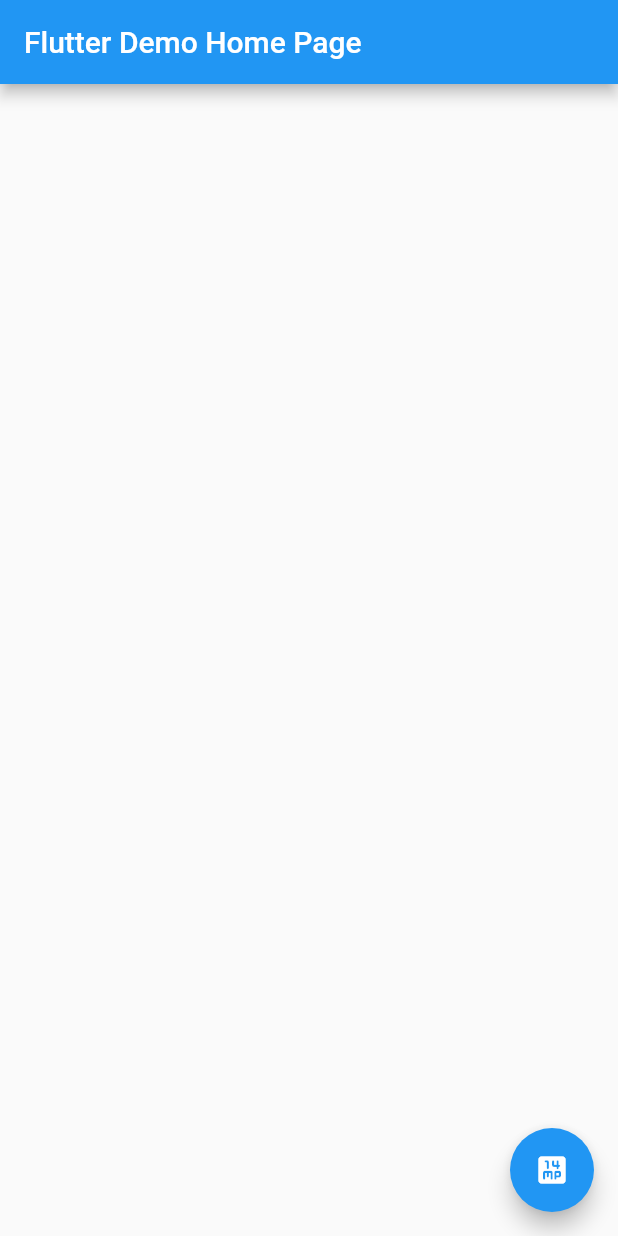
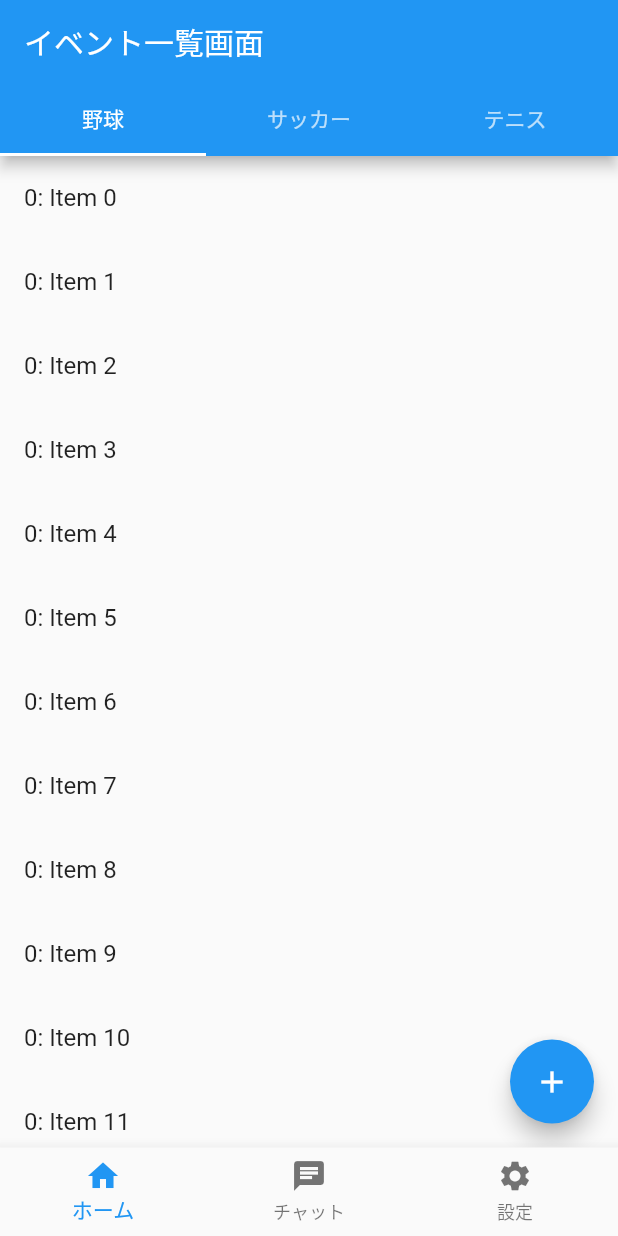
Before and after one commit to enpitut2022/Weeee, a Flutter app: the eventAddPage screen opened directly, after a tap on "リスト追加", on a phone screen of 412 x 824 dp. Run offline on Flutter 3.47's test engine with Material 2 defaults, Android fonts, the phone set to English and light mode, and no system bars; our stand-ins replace firebase_core; accounts and stored records are empty.

Commit message:
error naosite yonedaann

```diff
--- /dev/null
+++ b/lib/chat.dart
@@ -0,0 +1,16 @@
+import 'package:flutter/material.dart';
+
+class Chat extends StatelessWidget{
+  const Chat({Key? key}) : super(key: key);
+
+  @override
+  Widget build(BuildContext context) {
+    return Scaffold(
+      appBar: AppBar(
+        title: const Text('チャット'),
+      ),
+      body: const Center(
+          child: Text('チャット画面', style: TextStyle(fontSize: 32.0))),
+    );
+  }
+}
--- /dev/null
+++ b/lib/home.dart
@@ -0,0 +1,226 @@
+import 'package:enpit_weee/event_detail.dart';
+import 'package:flutter/material.dart';
+import 'package:enpit_weee/chat.dart';
+
+class Home extends StatefulWidget {
+  const Home({super.key});
+
+  @override
+  State<Home> createState() => _HomeState();
+}
+
+class _HomeState extends State<Home> {
+  List<List<String>> todoList = [];
+  @override
+  Widget build(BuildContext context) {
+    return DefaultTabController(
+      initialIndex: 0,
+      length: 3,
+      child: Scaffold(
+          appBar: AppBar(
+            title: const Text('イベント一覧画面'),
+            bottom: const TabBar(
+              tabs: <Widget>[
+                Tab(text: '野球'),
+                Tab(text: 'サッカー'),
+                Tab(text: 'テニス'),
+              ],
+            ),
+          ),
+          body: TabBarView(
+            children: <Widget>[
+            _TabPage(key: PageStorageKey(0), tab: 0),
+            _TabPage(key: PageStorageKey(1), tab: 1),
+            ],
+          ),
+          // appBar: AppBar(
+          //   title: Text('イベント一覧画面'),
+          // ),
+          // body: ListView.builder(
+          //   itemCount: todoList.length,
+          //   itemBuilder: (context, index) {
+          //     return GestureDetector(
+          //       onTap: () {
+          //         Navigator.of(context).push(
+          //           MaterialPageRoute(
+          //             builder: (context) {
+          //               return EventDetail();
+          //             },
+          //           ),
+          //         );
+          //       },
+          //       child: Card(
+          //         child: Column(
+          //           children: <Widget>[
+          //             Text(todoList[index][0]),
+          //             Text(todoList[index][1]),
+          //             Text(todoList[index][2]),
+          //             Text(todoList[index][3]),
+          //             Text(todoList[index][4]),
+          //             Text(todoList[index][5]),
+          //           ],
+          //         ),
+          //       ),
+          //     );
+          //   },
+          // ),
+          floatingActionButton: FloatingActionButton(
+            child: Icon(Icons.add),
+            onPressed: () async {
+              final newListText = await Navigator.of(context)
+                  .push(MaterialPageRoute(builder: (context) {
+                return eventAddPage();
+              }));
+              if (todoList != null) {
+                setState(() {
+                  todoList.add(newListText);
+                });
+              }
+            },
+          )),
+    );
+  }
+}
+
+
+
+
+
+
+
+
+
+
+
+
+
+class _TabPage extends StatefulWidget {
+  _TabPage({Key key, this.tab}) : super(key: key);
+
+  final int tab;
+
+  @override
+  _TabPageState createState() => _TabPageState();
+}
+
+class _TabPageState extends State<_TabPage> {
+  @override
+  Widget build(BuildContext context) {
+    return ListView.builder(
+      itemCount: 100,
+      itemBuilder: (BuildContext context, int index) {
+        return ListTile(
+          title:
+            Text('${widget.tab}: Item $index'),
+        );
+      },
+    );
+  }
+}
+
+class eventAddPage extends StatefulWidget {
+  @override
+  _eventAddPageState createState() => _eventAddPageState();
+}
+
+class _eventAddPageState extends State<eventAddPage> {
+  //入力されたデータを保存
+  String _text_sex = "";
+  String _text_character = "";
+  String _text_age = "";
+  String _text_event_name = "";
+  String _text_event_time = "";
+  String _text_event_place = "";
+
+  Widget build(BuildContext context) {
+    return Scaffold(
+      appBar: AppBar(
+        title: Text("イベント入力"),
+      ),
+      body: Column(
+        mainAxisAlignment: MainAxisAlignment.center,
+        children: [
+          TextField(
+            decoration: InputDecoration(labelText: 'Input sex'),
+            onChanged: (String value) {
+              setState(() {
+                _text_sex = value;
+              });
+            },
+          ),
+          const SizedBox(height: 8),
+          TextField(
+            decoration: InputDecoration(labelText: 'Input character'),
+            onChanged: (String value) {
+              setState(() {
+                _text_character = value;
+              });
+            },
+          ),
+          const SizedBox(height: 8),
+          TextField(
+            decoration: InputDecoration(labelText: 'Input age'),
+            onChanged: (String value) {
+              setState(() {
+                _text_age = value;
+              });
+            },
+          ),
+          const SizedBox(height: 8),
+          TextField(
+            decoration: InputDecoration(labelText: 'Input event name'),
+            onChanged: (String value) {
+              setState(() {
+                _text_event_name = value;
+              });
+            },
+          ),
+          const SizedBox(height: 8),
+          TextField(
+            decoration: InputDecoration(labelText: 'Input event time'),
+            onChanged: (String value) {
+              setState(() {
+                _text_event_time = value;
+              });
+            },
+          ),
+          const SizedBox(height: 8),
+          TextField(
+            decoration: InputDecoration(labelText: 'Input event place'),
+            onChanged: (String value) {
+              setState(() {
+                _text_event_place = value;
+              });
+            },
+          ),
+          const SizedBox(height: 8),
+          Container(
+            width: double.infinity,
+            child: ElevatedButton(
+              child: Text("リスト追加"),
+              onPressed: () {
+                Navigator.of(context).pop([
+                  _text_sex,
+                  _text_character,
+                  _text_age,
+                  _text_event_name,
+                  _text_event_time,
+                  _text_event_place
+                ]);
+              },
+            ),
+          ),
+          const SizedBox(height: 8),
+          Container(
+            width: double.infinity,
+            child: TextButton(
+                onPressed: () {
+                  Navigator.of(context).pop();
+                },
+                child: Text('キャンセル')),
+          )
+        ],
+      ),
+    );
+  }
+}
--- a/lib/main.dart
+++ b/lib/main.dart
@@ -1,12 +1,14 @@
+import 'package:enpit_weee/chat.dart';
+import 'package:enpit_weee/home.dart';
+import 'package:enpit_weee/setting.dart';
 import 'package:flutter/material.dart';
 import 'package:firebase_core/firebase_core.dart';
 import 'firebase_options.dart';
 
-void main() async{
+void main() async {
   await Firebase.initializeApp(
-  options: DefaultFirebaseOptions.currentPlatform,
-);
-
+    options: DefaultFirebaseOptions.currentPlatform,
+  );
   runApp(const MyApp());
 }
 
@@ -20,93 +22,44 @@ class MyApp extends StatelessWidget {
       theme: ThemeData(
         primarySwatch: Colors.blue,
       ),
-      home: const MyHomePage(title: 'Flutter Demo Home Page'),
+      home: MyHomePage(),
     );
   }
 }
 
 class MyHomePage extends StatefulWidget {
-  const MyHomePage({super.key, required this.title});
-
-  final String title;
-
   @override
   State<MyHomePage> createState() => _MyHomePageState();
 }
 
 class _MyHomePageState extends State<MyHomePage> {
-  List<String> todoList = [];
+  static const _screens = [
+    Home(),
+    Chat(),
+    Setting(),
+  ];
+  int _selectedIndex = 0;
+  void _onItemTapped(int index) {
+    setState(() {
+      _selectedIndex = index;
+    });
+  }
+
+  List<List<String>> todoList = [];
 
   @override
   Widget build(BuildContext context) {
     return Scaffold(
-        appBar: AppBar(
-          title: Text(widget.title),
-        ),
-        body: ListView.builder(
-          itemCount: todoList.length,
-          itemBuilder: (context, index) {
-            return Card(
-              child: ListTile(
-                title: Text(todoList[index]),
-              ),
-            );
-          },
-        ),
-        floatingActionButton: FloatingActionButton(
-          child: Icon(Icons.fourteen_mp_rounded),
-          onPressed: () async {
-            final newListText = await Navigator.of(context)
-                .push(MaterialPageRoute(builder: (context) {
-              return eventAddPage();
-            }));
-            setState(() {
-              todoList.add(newListText);
-            });
-          },
-        ));
-  }
-}
-
-class eventAddPage extends StatefulWidget {
-  @override
-  _eventAddPageState createState() => _eventAddPageState();
-}
-
-class _eventAddPageState extends State<eventAddPage> {
-  //入力されたデータを保存
-  String _text = "";
-
-  Widget build(BuildContext context) {
-    return Scaffold(
-      appBar: AppBar(
-        title: Text("イベント入力"),
-      ),
-      body: Column(
-        mainAxisAlignment: MainAxisAlignment.center,
-        children: [
-          Text(
-            _text,
-            style: TextStyle(color: Colors.blue),
-          ),
-          TextField(
-            onChanged: (String value) {
-              setState(() {
-                _text = value;
-              });
-            },
-          ),
-          const SizedBox(height: 8),
-          Container(
-            width: double.infinity,
-            child: ElevatedButton(
-              child: Text("リスト追加"),
-              onPressed: () {
-                Navigator.of(context).pop(_text);
-              },
-            ),
-          ),
+      body: _screens[_selectedIndex],
+      bottomNavigationBar: BottomNavigationBar(
+        currentIndex: _selectedIndex,
+        onTap: _onItemTapped,
+        items: const <BottomNavigationBarItem>[
+          BottomNavigationBarItem(icon: Icon(Icons.home), label: 'ホーム'),
+          BottomNavigationBarItem(icon: Icon(Icons.chat), label: 'チャット'),
+          BottomNavigationBarItem(icon: Icon(Icons.settings), label: '設定'),
         ],
+        type: BottomNavigationBarType.fixed,
       ),
     );
   }
```
Also changed, not shown: lib/event_detail.dart (added, +16 -0 lines), lib/setting.dart (added, +16 -0 lines).
